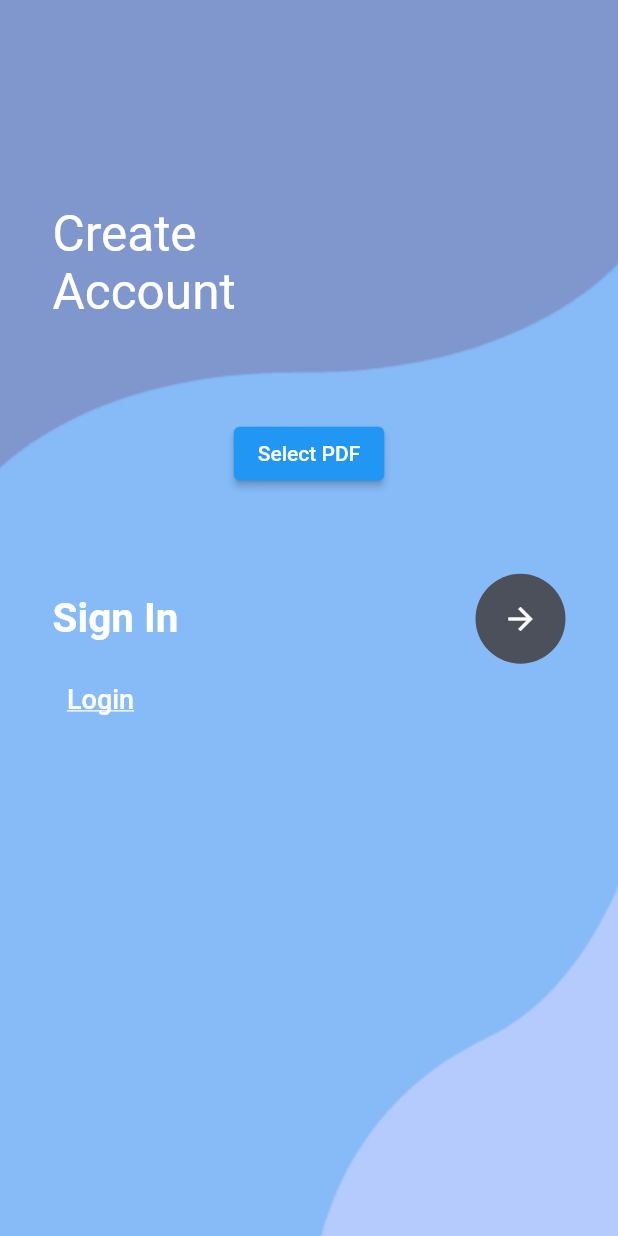
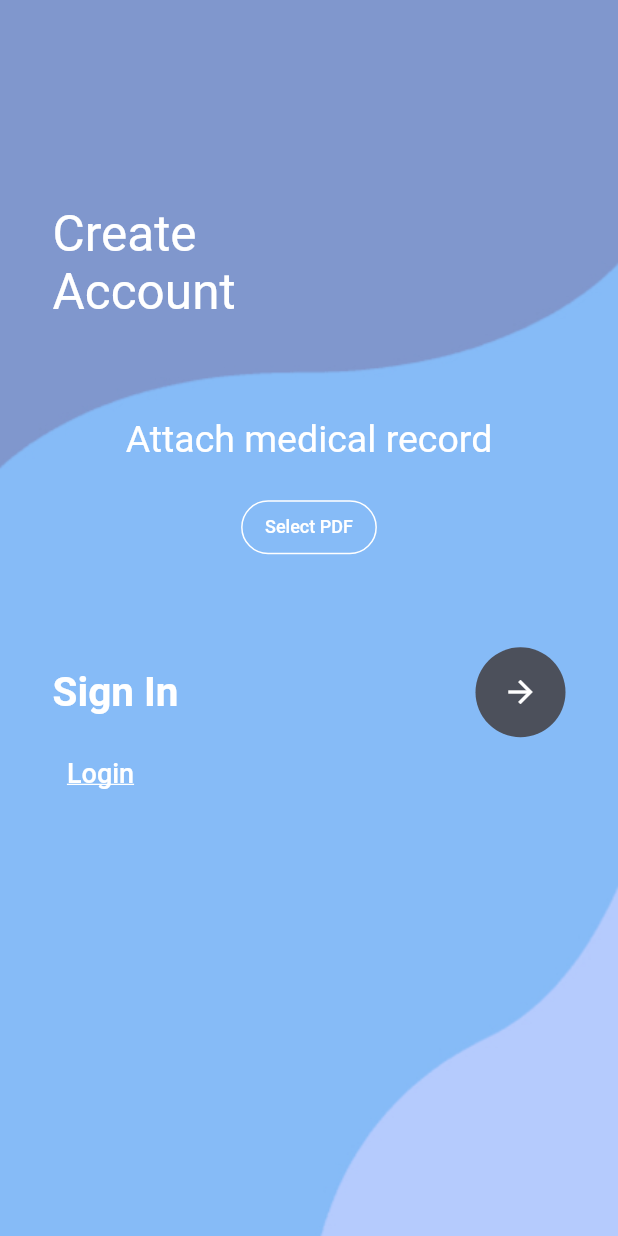
Before and after one commit to nidalayadi/memoire, a Flutter app: the PdfUploaderHomePage screen opened directly, on a phone screen of 412 x 824 dp. Run offline on Flutter 3.47's test engine with Material 2 defaults, Android fonts, the phone set to English and light mode, and no system bars; our stand-ins replace file_picker, table_calendar; missing offline and left inert: flutter_pdfview.

Commit message:
new stuff

```diff
--- /dev/null
+++ b/sprint2/lib/demand.dart
@@ -0,0 +1,123 @@
+import 'package:flutter/material.dart';
+import 'package:table_calendar/table_calendar.dart';
+
+class DoctorVisit {
+  String doctorName;
+  String doctorSpecialty; // Added field for doctor specialty
+  String patientName; // Added field for patient name
+  DateTime time;
+  String status;
+  String location;
+
+  DoctorVisit({
+    required this.doctorName,
+    required this.doctorSpecialty,
+    required this.patientName,
+    required this.time,
+    required this.status,
+    required this.location,
+  });
+}
+
+class Tasks extends StatefulWidget {
+  const Tasks({Key? key});
+
+  @override
+  State<Tasks> createState() => _TasksState();
+}
+
+class _TasksState extends State<Tasks> {
+  DateTime _selectedDay = DateTime.now();
+  CalendarFormat _calendarFormat = CalendarFormat.month;
+  List<DoctorVisit> _doctorVisits = [
+    DoctorVisit(
+      doctorName: 'John Doe',
+      doctorSpecialty: 'Cardiologist',
+      patientName: 'Alice Smith',
+      time: DateTime(2023, 3, 21, 10, 0),
+      status: 'Pending',
+      location: '123 Main St',
+    ),
+    DoctorVisit(
+      doctorName: 'Jane Smith',
+      doctorSpecialty: 'Dermatologist',
+      patientName: 'Bob Johnson',
+      time: DateTime(2023, 3, 22, 13, 30),
+      status: 'Done',
+      location: '456 Elm St',
+    ),
+    DoctorVisit(
+      doctorName: 'Bob Johnson',
+      doctorSpecialty: 'Pediatrician',
+      patientName: 'Charlie Brown',
+      time: DateTime(2023, 3, 24, 9, 0),
+      status: 'Abort',
+      location: '789 Oak St',
+    ),
+  ];
+
+  void _onDaySelected(DateTime day, DateTime focusedDay) {
+    setState(() {
+      _selectedDay = day;
+    });
+  }
+
+  @override
+  Widget build(BuildContext context) {
+    return MaterialApp(
+      home: Scaffold(
+        appBar: AppBar(
+          title: Text('List of Trips'),
+        ),
+        body: Column(
+          children: [
+            SizedBox(height: 20),
+            TableCalendar(
+              headerStyle: HeaderStyle(
+                titleCentered: true,
+                formatButtonVisible: true,
+              ),
+              calendarFormat: _calendarFormat,
+              onFormatChanged: (format) {
+                setState(() {
+                  _calendarFormat = format;
+                });
+              },
+              focusedDay: _selectedDay,
+              selectedDayPredicate: (day) => isSameDay(day, _selectedDay),
+              firstDay: DateTime.utc(2010, 10, 16),
+              lastDay: DateTime.utc(2030, 10, 16),
+              onDaySelected: _onDaySelected,
+            ),
+            Expanded(
+              child: ListView.builder(
+                itemCount: _doctorVisits.length,
+                itemBuilder: (context, index) {
+                  DoctorVisit visit = _doctorVisits[index];
+                  if (!isSameDay(visit.time, _selectedDay)) {
+                    return SizedBox.shrink();
+                  }
+                  return Card(
+                    child: ListTile(
+                      title: Text(visit.doctorName),
+                      subtitle: Column(
+                        crossAxisAlignment: CrossAxisAlignment.start,
+                        children: [
+                          Text('Patient: ${visit.patientName}'),
+                          Text('Specialty: ${visit.doctorSpecialty}'),
+                          Text(
+                            '${visit.time.hour}:${visit.time.minute} - ${visit.status} - ${visit.location}',
+                          ),
+                        ],
+                      ),
+                    ),
+                  );
+                },
+              ),
+            ),
+          ],
+        ),
+      ),
+    );
+  }
+}
--- a/sprint2/lib/main.dart
+++ b/sprint2/lib/main.dart
@@ -1,6 +1,7 @@
 import 'package:file_picker/file_picker.dart';
 import 'package:flutter/material.dart';
 import 'package:sprint2/signup2.dart';
+import 'demand.dart';
 import 'login.dart';
 import 'signup.dart';
 
@@ -8,11 +9,12 @@ void main() {
   runApp(
     MaterialApp(
         debugShowCheckedModeBanner: false,
-        initialRoute: 'files',
+        initialRoute: 'demand',
         routes: {
           'login': (context) => const MyLogin(),
           'register': (context) => const MyRegister(),
           'files': (context) => PdfUploaderApp(),
+          'demand': (context) => Tasks(),
         }),
   );
 }
--- a/sprint2/lib/signup2.dart
+++ b/sprint2/lib/signup2.dart
@@ -60,7 +60,17 @@ class _PdfUploaderHomePageState extends State<PdfUploaderHomePage> {
                       child: Column(
                         mainAxisAlignment: MainAxisAlignment.center,
                         children: <Widget>[
-                          ElevatedButton(
+                          Container(
+                            child: const Text(
+                              "Attach medical record",
+                              style:
+                                  TextStyle(color: Colors.white, fontSize: 25),
+                            ),
+                          ),
+                          SizedBox(
+                            height: 20,
+                          ),
+                          OutlinedButton(
                             onPressed: () async {
                               FilePickerResult? result =
                                   await FilePicker.platform.pickFiles(
@@ -74,7 +84,22 @@ class _PdfUploaderHomePageState extends State<PdfUploaderHomePage> {
                                 });
                               }
                             },
-                            child: Text('Select PDF'),
+                            style: OutlinedButton.styleFrom(
+                              primary:
+                                  Colors.white, // Set the border color to white
+                              side: BorderSide(
+                                  width: 1,
+                                  color: Colors
+                                      .white), // Set the border width and color
+                              shape: RoundedRectangleBorder(
+                                borderRadius: BorderRadius.circular(20),
+                              ),
+                            ),
+                            child: Text(
+                              'Select PDF',
+                              style:
+                                  TextStyle(fontSize: 12, color: Colors.white),
+                            ),
                           ),
                           SizedBox(height: 16),
                           if (_selectedFile != null)
--- a/sprint2/pubspec.yaml
+++ b/sprint2/pubspec.yaml
@@ -11,7 +11,9 @@ dependencies:
   flutter:
     sdk: flutter
   flutter_pdfview: ^1.3.0
+  http: ^0.13.5
   open_file: ^2.1.1
+  table_calendar: ^3.0.9
 
 dev_dependencies:
   flutter_test:
```
Also changed, not shown: sprint2/lib/request.dart (added, +133 -0 lines), sprint2/pubspec.lock.
